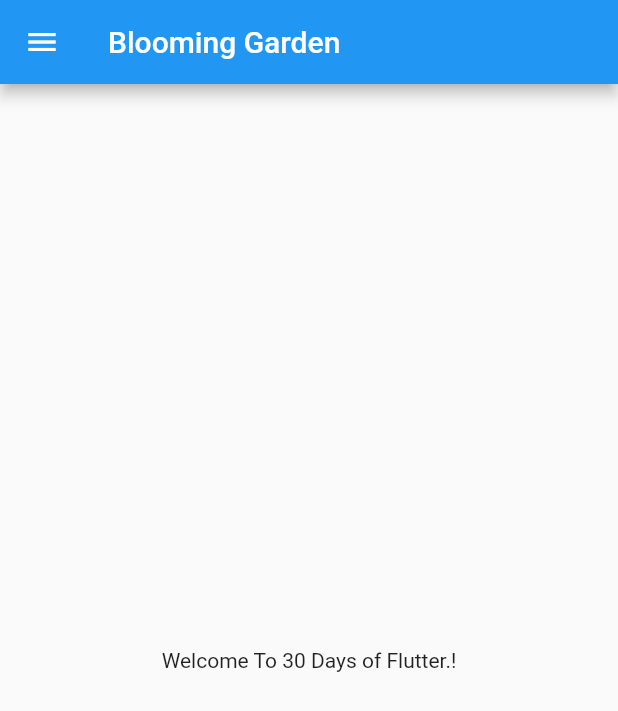
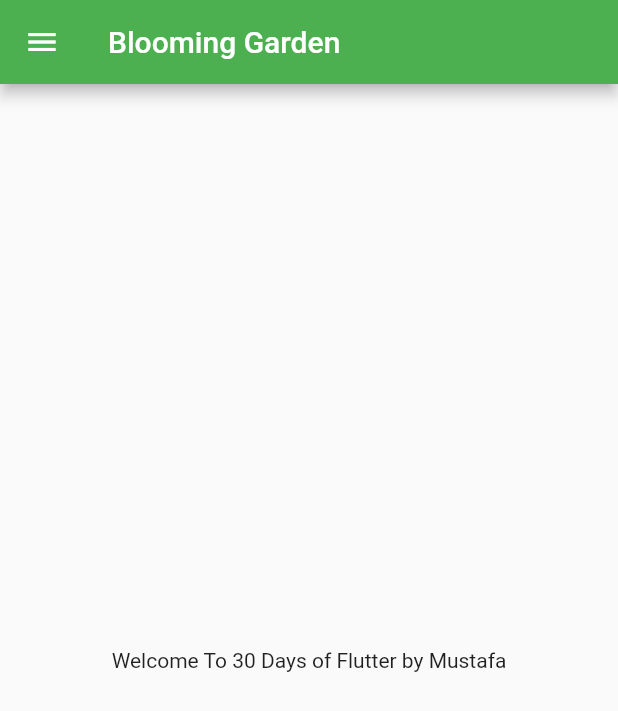
Before and after one commit to Mustafa1624/fluttercourse, a Flutter app: the screen it shows after launch, on a phone screen of 412 x 824 dp. Shown: the top 711 px of the screen. Run offline on Flutter 3.47's test engine with Material 2 defaults, Android fonts, the phone set to English and light mode, and no system bars.

Commit message:
Day3 Completed

```diff
--- a/lib/home_page.dart
+++ b/lib/Pages/home_page.dart
@@ -1,17 +1,17 @@
 import "package:flutter/material.dart";
 
 class HomePage extends StatelessWidget {
-  const HomePage({Key? key}) : super(key: key);
+  final String name = 'Mustafa';
 
   @override
   Widget build(BuildContext context) {
     return Scaffold(
       appBar: AppBar(
-        title: Text("Blooming Garden"),
+        title: const Text("Blooming Garden"),
       ),
       body: Center(
         child: Container(
-          child: Text("Welcome To 30 Days of Flutter.!"),
+          child: Text("Welcome To 30 Days of Flutter by $name"),
         ),
       ),
       drawer: Drawer(),
--- a/lib/main.dart
+++ b/lib/main.dart
@@ -1,4 +1,5 @@
-import 'package:awesomeap/home_page.dart';
+import 'package:awesomeap/Pages/home_page.dart';
+import 'package:awesomeap/Pages/login_page.dart';
 import 'package:flutter/material.dart';
 
 void main() {
@@ -10,6 +11,18 @@
 
   @override
   Widget build(BuildContext context) {
-    return MaterialApp(home: HomePage());
+    return MaterialApp(
+      themeMode: ThemeMode.light,
+      theme: ThemeData(primarySwatch: Colors.green),
+      darkTheme: ThemeData(
+        brightness: Brightness.dark,
+      ),
+      initialRoute: "/home",
+      routes: {
+        "/": (context) => LoginPage(),
+        "/home": (context) => HomePage(),
+        "/login": (context) => HomePage()
+      },
+    );
   }
 }
```
Also changed, not shown: lib/Pages/login_page.dart (added, +16 -0 lines).
